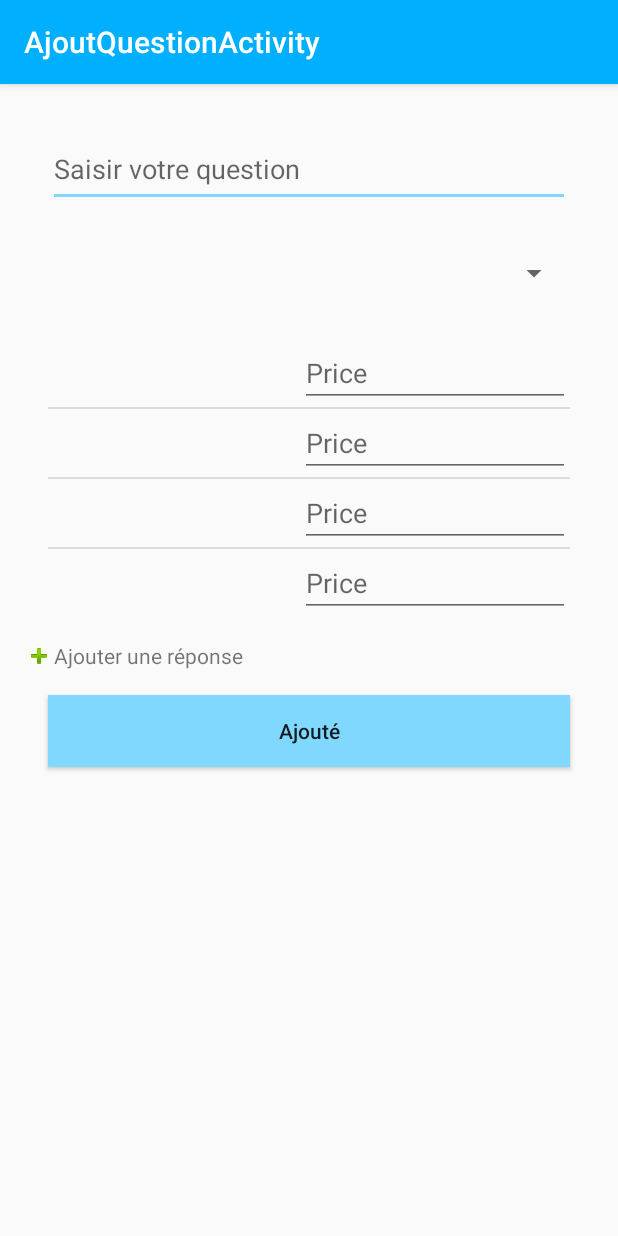
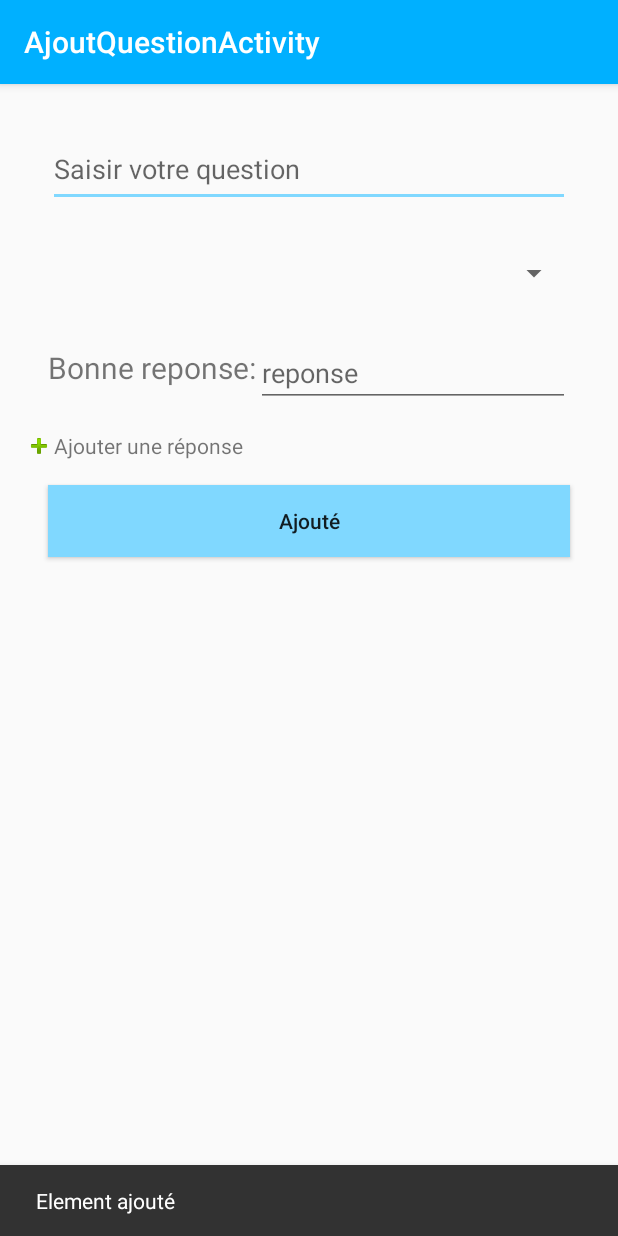
Before and after one commit to MambaXIE/projet_quizz_samp, an Android app: the AjoutQuestionActivity screen opened directly, with no data from a screen before it, after a tap on "Ajouté", on a phone screen of 412 x 824 dp. Run offline under Robolectric (Android 15) with nearby library versions, the phone set to English and light mode, and no system bars; 5 statements that could not run were skipped; 2 other taps on this screen came first.

Commit message:
ajout question

```diff
--- a/app/src/main/java/ufr/m1/quizz/Adapter/ListeSaisieReponseAdapter.java
+++ b/app/src/main/java/ufr/m1/quizz/Adapter/ListeSaisieReponseAdapter.java
@@ -12,6 +12,8 @@ package ufr.m1.quizz.Adapter;
 
 
 import android.content.Context;
+import android.text.Editable;
+import android.text.TextWatcher;
 import android.view.LayoutInflater;
 import android.view.View;
 import android.view.ViewGroup;
@@ -51,34 +53,46 @@ public class ListeSaisieReponseAdapter extends BaseAdapter{
         return position;
     }
 
-    /*@Override
-    public View getView(final int position, View convertView, ViewGroup parent) {
 
-        //ViewHolder holder = null;
-        final ViewHolder holder;
-        if (convertView == null) {
+    @Override
 
-            holder = new ViewHolder();
+    public View getView(int position, View view, ViewGroup parent) {
+
+        final ViewHolder viewHolder;
+        if (view == null) {
+            viewHolder = new ViewHolder();
             LayoutInflater inflater = (LayoutInflater) context.getSystemService(Context.LAYOUT_INFLATER_SERVICE);
-            convertView = inflater.inflate(R.layout.lv_editetext_reponse, null);
-            holder.textView1 = (TextView) convertView.findViewById(R.id.textView1);
-            holder.editText1 = (EditText) convertView.findViewById(R.id.editText1);
-
-            convertView.setTag(holder);
-
+            view = inflater.inflate(R.layout.lv_editetext_reponse, null, true);
+            viewHolder.textView1 = (TextView) view.findViewById(R.id.text_view1);
+            viewHolder.editText1 = (EditText) view.findViewById(R.id.edit_text_1);
+            view.setTag(viewHolder);
         } else {
-
-            holder = (ViewHolder) convertView.getTag();
+            viewHolder = (ViewHolder) view.getTag();
+        }
+        viewHolder.textView1.setText(reponses.get(position));
+        viewHolder.editText1.setId(position);
+        viewHolder.ref = position;
+        if (position == 0){
+            viewHolder.textView1.setText("Bonne reponse:");
+        }else {
+            viewHolder.textView1.setText("Reponse " + (position + 1) + ":");
         }
 
-        holder.ref = position;
-        if (position == 0){
-            holder.textView1.setText("Bonne reponse:");
-        }else {
-            holder.textView1.setText("Reponse " + (position + 1) + ":");
-        }
-        holder.editText1.setText(reponses.get(position));
-        holder.editText1.addTextChangedListener(new TextWatcher() {
+        // Add listener for edit text
+        /*viewHolder.editText1
+                .setOnFocusChangeListener(new View.OnFocusChangeListener() {
+                    @Override
+                    public void onFocusChange(View v, boolean hasFocus) {
+                        if (!hasFocus) {
+                            int itemIndex = v.getId();
+                            String enteredPrice = ((EditText) v).getText()
+                                    .toString();
+                            reponses.set(itemIndex, enteredPrice);
+                        }
+                    }
+                });*/
+
+        viewHolder.editText1.addTextChangedListener(new TextWatcher() {
 
             @Override
             public void onTextChanged(CharSequence arg0, int arg1, int arg2, int arg3) {
@@ -96,52 +110,10 @@ public class ListeSaisieReponseAdapter extends BaseAdapter{
             @Override
             public void afterTextChanged(Editable arg0) {
                 // TODO Auto-generated method stub
-                reponses.set(holder.ref, arg0.toString());
-                System.out.println(reponses.get(holder.ref));
+                reponses.set(viewHolder.ref, arg0.toString());
+                System.out.println(reponses.get(viewHolder.ref));
             }
         });
-
-        return convertView;
-    }*/
-
-    @Override
-
-    public View getView(int position, View view, ViewGroup parent) {
-
-        ViewHolder viewHolder;
-        if (view == null) {
-            viewHolder = new ViewHolder();
-            LayoutInflater inflater = (LayoutInflater) context.getSystemService(Context.LAYOUT_INFLATER_SERVICE);
-            view = inflater.inflate(R.layout.lv_editetext_reponse, null, true);
-            viewHolder.textView1 = (TextView) view.findViewById(R.id.Item_name);
-            viewHolder.editText1 = (EditText) view.findViewById(R.id.Item_price);
-            view.setTag(viewHolder);
-        } else {
-            viewHolder = (ViewHolder) view.getTag();
-// loadSavedValues();
-        }
-        viewHolder.textView1.setText(reponses.get(position));
-        viewHolder.editText1.setId(position);
-        viewHolder.ref = position;
-        /*if (selItems != null && selItems.get(position) != null) {
-            viewHolder.itmPrice.setText(selItems.get(position));
-        } else {
-            viewHolder.itmPrice.setText(null);
-        }*/
-
-// Add listener for edit text
-        viewHolder.editText1
-                .setOnFocusChangeListener(new View.OnFocusChangeListener() {
-                    @Override
-                    public void onFocusChange(View v, boolean hasFocus) {
-                        if (!hasFocus) {
-                            int itemIndex = v.getId();
-                            String enteredPrice = ((EditText) v).getText()
-                                    .toString();
-                            reponses.set(itemIndex, enteredPrice);
-                        }
-                    }
-                });
         return view;
     }
 
--- a/app/src/main/java/ufr/m1/quizz/AjoutQuestionActivity.java
+++ b/app/src/main/java/ufr/m1/quizz/AjoutQuestionActivity.java
@@ -11,6 +11,7 @@
 package ufr.m1.quizz;
 
 import android.os.Bundle;
+import android.support.design.widget.Snackbar;
 import android.support.v7.app.AppCompatActivity;
 import android.support.v7.widget.Toolbar;
 import android.view.View;
@@ -41,6 +42,7 @@ public class AjoutQuestionActivity extends AppCompatActivity implements View.OnC
 
     private Database mydb;
     private ArrayList<SujetItem> listeSujet;
+    private int idQuestion;
 
     @Override
     protected void onCreate(Bundle savedInstanceState) {
@@ -69,8 +71,6 @@ public class AjoutQuestionActivity extends AppCompatActivity implements View.OnC
         spin_listSujet.setAdapter(adapter);
 
         reponses = new ArrayList<>();
-        reponses.add("");
-        reponses.add("");
         reponses.add("");
         lvSaisieAdapter = new ListeSaisieReponseAdapter(reponses, this);
         lv_reponsesSaisie.setAdapter(lvSaisieAdapter);
@@ -105,6 +105,21 @@ public class AjoutQuestionActivity extends AppCompatActivity implements View.OnC
                 ajoutReponse();
                 break;
             case R.id.btn_ajoute:
+                String question = questionSaisie.getText().toString();
+                int idSujet = listeSujet.get((int) spin_listSujet.getSelectedItemId()).getId();
+                System.out.println("item select " + listeSujet.get((int) spin_listSujet.getSelectedItemId()).getId());
+                idQuestion = mydb.insertQuestion(idSujet, question);
+                for (int i = 0; i<reponses.size(); i++){
+                    int idResponse =  mydb.insertReponse(reponses.get(i), idQuestion);
+                    if (i == 0){
+                        mydb.updateQuestionReponse(idQuestion, idResponse);
+                    }
+                }
+                Snackbar.make(v, getString(R.string.toast_message_ajout), Snackbar.LENGTH_LONG).show();
+                questionSaisie.setText("");
+                reponses.clear();
+                reponses.add("");
+                lvSaisieAdapter.notifyDataSetChanged();
                 break;
         }
     }
--- a/app/src/main/java/ufr/m1/quizz/GestionFragment/ImportFragment.java
+++ b/app/src/main/java/ufr/m1/quizz/GestionFragment/ImportFragment.java
@@ -11,12 +11,12 @@ package ufr.m1.quizz.GestionFragment;
 
 import android.app.AlertDialog;
 import android.content.DialogInterface;
+import android.net.Uri;
 import android.os.Bundle;
 import android.support.v4.app.Fragment;
 import android.view.LayoutInflater;
 import android.view.View;
 import android.view.ViewGroup;
-import android.webkit.URLUtil;
 import android.widget.Button;
 import android.widget.EditText;
 
@@ -55,11 +55,15 @@ public class ImportFragment extends Fragment {
         btn_import.setOnClickListener(new View.OnClickListener() {
             @Override
             public void onClick(View v) {
-                if (URLUtil.isValidUrl(saisie_url.getText().toString())) {
-                    new AddQuestionnaire(getActivity(), myDb).execute(saisie_url.getText().toString());
-                } else {
-                    showMessageErreur();
-                }
+               // if (URLUtil.isValidUrl(saisie_url.getText().toString())) {
+                    String url = Uri.parse(saisie_url.getText().toString())
+                                    .buildUpon()
+                                    .build()
+                                    .toString();
+                    new AddQuestionnaire(getActivity(), myDb).execute(url);
+                //} else {
+                  //  showMessageErreur();
+                //}
             }
         });
 
--- a/app/src/main/java/ufr/m1/quizz/QuizzActivity.java
+++ b/app/src/main/java/ufr/m1/quizz/QuizzActivity.java
@@ -114,6 +114,7 @@ public class QuizzActivity extends AppCompatActivity implements View.OnClickList
         Collections.shuffle(listeReponse);
         adapter = new GridReponseAdapter(this, listeReponse);
         gv_reponse.setAdapter(adapter);
+        gv_reponse.setOnItemClickListener(this);
     }
 
     public void showScore() {
@@ -150,7 +151,7 @@ public class QuizzActivity extends AppCompatActivity implements View.OnClickList
     @Override
     public void onItemClick(AdapterView<?> parent, View view, int position, long id) {
         Log.i(TAG, "onItemClick");
-
+        gv_reponse.setOnItemClickListener(null);
         Button btn_Cliquer = (Button)view.findViewById(R.id.btn_reponse_in_gv);
         if (listeQuestions.get(compteurQuestion).getBonneReponseId() == listeReponse.get(position).getId() && !reponseVue){
             btn_Cliquer.setBackgroundColor(Color.GREEN);
--- a/app/src/main/java/ufr/m1/quizz/parser/AddQuestionnaire.java
+++ b/app/src/main/java/ufr/m1/quizz/parser/AddQuestionnaire.java
@@ -104,7 +104,7 @@ public class AddQuestionnaire extends AsyncTask<String, Integer, Long>{
             }
             flag = true;
         } catch (Exception e) {
-            Log.e("Error", e.getMessage());
+            Log.e("Error", "probleme dans le chargement du fichier");
             e.printStackTrace();
         }
         return null;
--- a/app/src/main/res/layout/lv_editetext_reponse.xml
+++ b/app/src/main/res/layout/lv_editetext_reponse.xml
@@ -9,28 +9,29 @@
   ~  */
   -->
 
-<RelativeLayout xmlns:android="http://schemas.android.com/apk/res/android"
+<LinearLayout
+    xmlns:android="http://schemas.android.com/apk/res/android"
     android:layout_width="fill_parent"
     android:layout_height="fill_parent"
     android:orientation="horizontal" >
 
     <TextView
-        android:id="@+id/Item_name"
+        android:id="@+id/text_view1"
         android:layout_width="wrap_content"
         android:layout_height="wrap_content"
         android:textSize="20sp"
         android:paddingTop="5dp"/>
 
     <EditText
-        android:id="@+id/Item_price"
-        android:layout_width="180dp"
+        android:id="@+id/edit_text_1"
+        android:layout_width="match_parent"
         android:layout_height="wrap_content"
         android:layout_alignParentRight = "true"
         android:layout_gravity="right"
-        android:hint="Price"
+        android:hint="reponse"
         android:focusable="true"
         android:focusableInTouchMode="true"
         android:editable="true"
         android:lines="1" />
 
-</RelativeLayout>
+</LinearLayout>
--- a/app/src/main/res/values/strings.xml
+++ b/app/src/main/res/values/strings.xml
@@ -24,6 +24,7 @@
     <string name="alertdialog_erreur_message">Url invalide</string>
     <string name="toast_message_suppression">Element supprimer</string>
     <string name="toast_message_modification">Modification effectué</string>
+    <string name="toast_message_ajout">Element ajouté</string>
     <string name="alertdialog_addsujet_titre">Ajouter une Catégorie</string>
     <string name="alertdialog_addsujet_message">Saisir le nom de la catégorie</string>
     <string name="alertdialog_deletesujet_message">Choisir une action</string>
```
